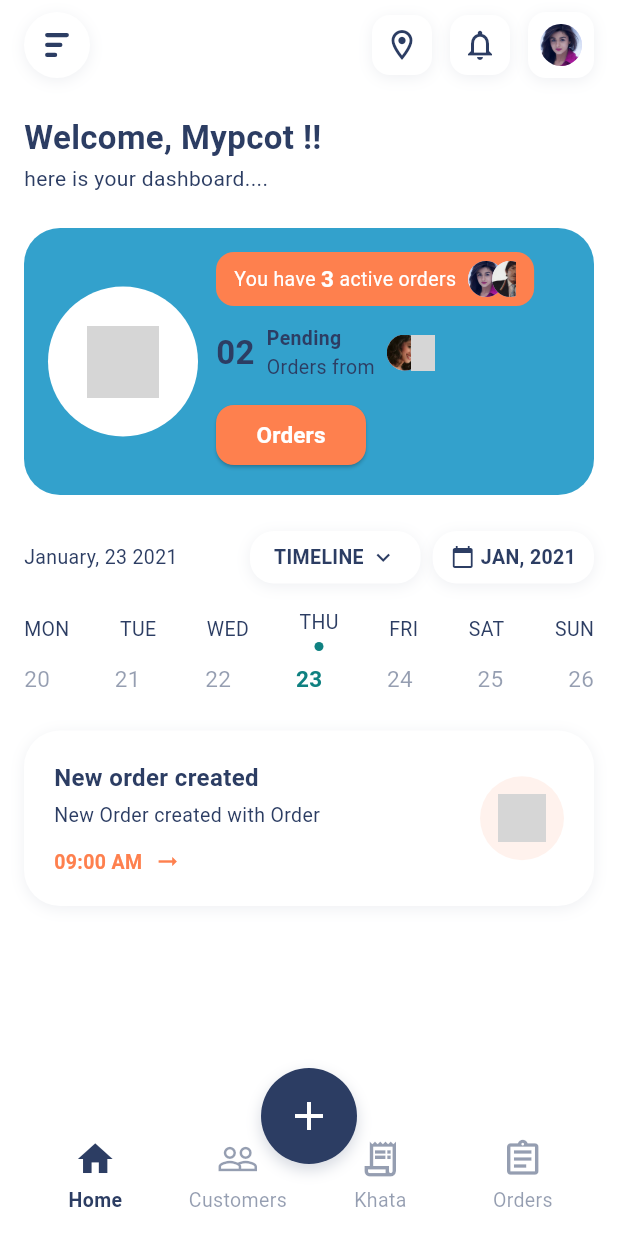
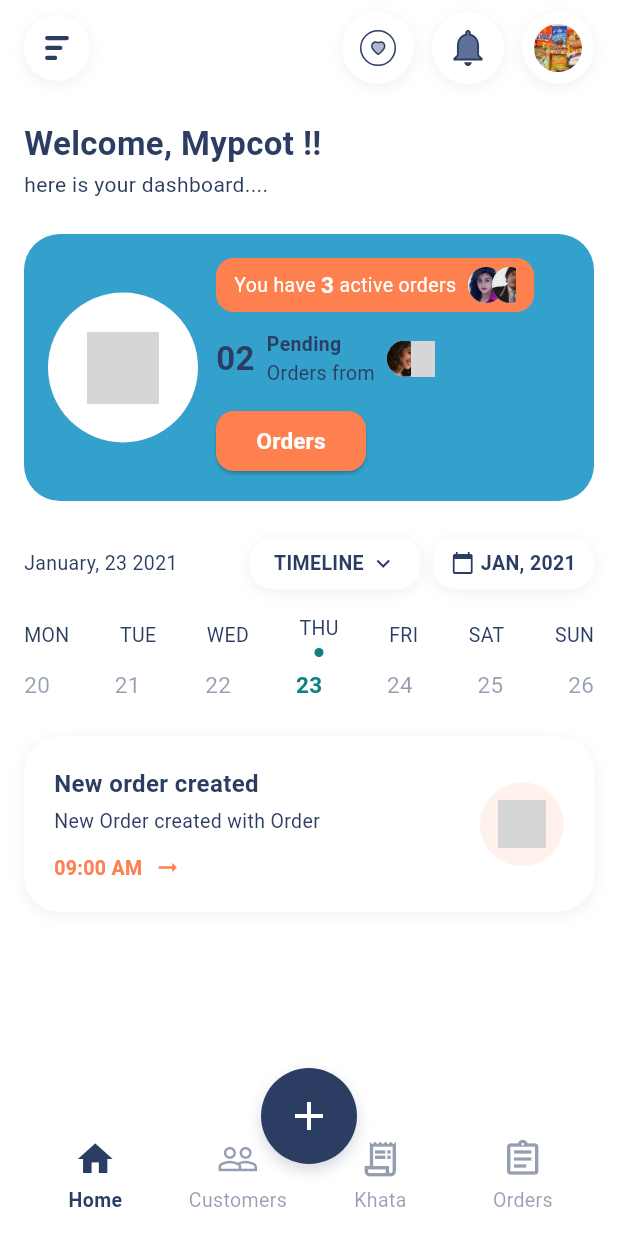
Before and after one commit to NikhilD1998/mypcot, a Flutter app: the screen it shows after launch, on a phone screen of 412 x 824 dp. Run offline on Flutter 3.47's test engine with Material 3 defaults, Android fonts, the phone set to English and light mode, and no system bars; our stand-ins replace flutter_svg; grey boxes are pictures that could not be loaded.

Commit message:
refactor: update icon containers to use circular shapes and replace icons with SVG assets

```diff
--- a/lib/screens/home_screen.dart
+++ b/lib/screens/home_screen.dart
@@ -42,7 +42,49 @@ class HomeScreen extends StatelessWidget {
                       Container(
                         decoration: BoxDecoration(
                           color: AppColors.white,
-                          borderRadius: BorderRadius.circular(12),
+                          shape: BoxShape.circle,
+                          boxShadow: [
+                            BoxShadow(
+                              color: AppColors.navy.withOpacity(0.08),
+                              blurRadius: 8,
+                              offset: const Offset(0, 2),
+                            ),
+                          ],
+                        ),
+                        padding: const EdgeInsets.all(12),
+                        child: SizedBox(
+                          width: 24,
+                          height: 24,
+                          child: SvgPicture.asset('assets/icons/Group 916.svg'),
+                        ),
+                      ),
+                      const SizedBox(width: 12),
+                      // Notification
+                      Container(
+                        decoration: BoxDecoration(
+                          color: AppColors.white,
+                          shape: BoxShape.circle,
+                          boxShadow: [
+                            BoxShadow(
+                              color: AppColors.navy.withOpacity(0.08),
+                              blurRadius: 8,
+                              offset: const Offset(0, 2),
+                            ),
+                          ],
+                        ),
+                        padding: const EdgeInsets.all(12),
+                        child: SizedBox(
+                          width: 24,
+                          height: 24,
+                          child: SvgPicture.asset('assets/icons/Group 917.svg'),
+                        ),
+                      ),
+                      const SizedBox(width: 12),
+                      // Avatar
+                      Container(
+                        decoration: BoxDecoration(
+                          color: AppColors.white,
+                          shape: BoxShape.circle,
                           boxShadow: [
                             BoxShadow(
                               color: AppColors.navy.withOpacity(0.08),
@@ -52,51 +94,15 @@ class HomeScreen extends StatelessWidget {
                           ],
                         ),
                         padding: const EdgeInsets.all(8),
-                        child: const Icon(
-                          Icons.location_on_outlined,
-                          color: AppColors.navy,
-                        ),
-                      ),
-                      const SizedBox(width: 12),
-                      // Notification
-                      Container(
-                        decoration: BoxDecoration(
-                          color: AppColors.white,
-                          borderRadius: BorderRadius.circular(12),
-                          boxShadow: [
-                            BoxShadow(
-                              color: AppColors.navy.withOpacity(0.08),
-                              blurRadius: 8,
-                              offset: const Offset(0, 2),
+                        child: SizedBox(
+                          width: 32,
+                          height: 32,
+                          child: ClipOval(
+                            child: Image.asset(
+                              'assets/images/food1.jpeg', // Use your avatar image here; replace with actual asset if available
+                              fit: BoxFit.cover,
                             ),
-                          ],
-                        ),
-                        padding: const EdgeInsets.all(8),
-                        child: const Icon(
-                          Icons.notifications_none,
-                          color: AppColors.navy,
-                        ),
-                      ),
-                      const SizedBox(width: 12),
-                      // Avatar
-                      Container(
-                        decoration: BoxDecoration(
-                          color: AppColors.white,
-                          borderRadius: BorderRadius.circular(12),
-                          boxShadow: [
-                            BoxShadow(
-                              color: AppColors.navy.withOpacity(0.08),
-                              blurRadius: 8,
-                              offset: const Offset(0, 2),
-                            ),
-                          ],
-                        ),
-                        padding: const EdgeInsets.all(8),
-                        child: CircleAvatar(
-                          radius: 14,
-                          backgroundImage: AssetImage(
-                            'assets/images/user1.jpeg',
-                          ), // Placeholder
+                          ),
                         ),
                       ),
                     ],
```
